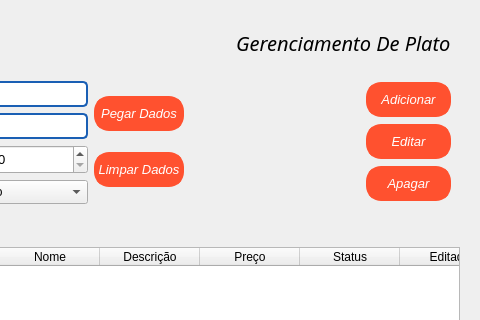
This is view/components/Dish.ui in Wth10/System-Programmer as Qt 5 draws it before an edit; both pictures show x 121 to 601 and y 0 to 320 of the 601 by 486 pixel window. The edited form follows.
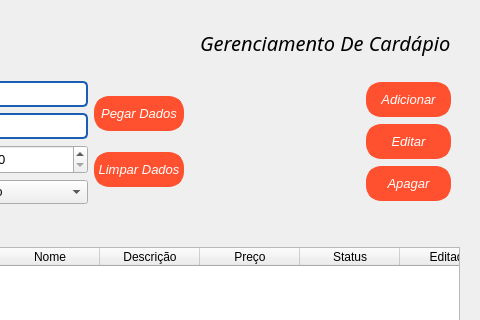
This is the edited form. Icons and pictures are not drawn.

Diff of the .ui file:
```diff
--- a/view/components/Dish.ui
+++ b/view/components/Dish.ui
@@ -80,7 +80,7 @@
             </font>
            </property>
            <property name="text">
-            <string>Gerenciamento De Plato</string>
+            <string>Gerenciamento De Cardápio</string>
            </property>
           </widget>
          </item>
```
